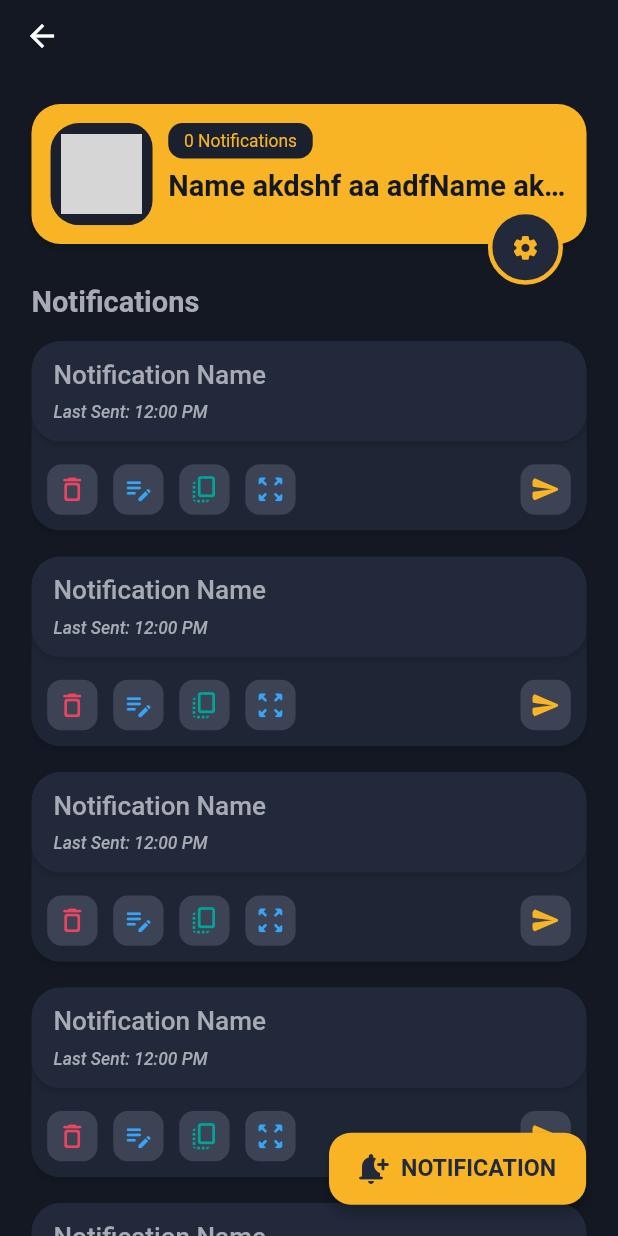
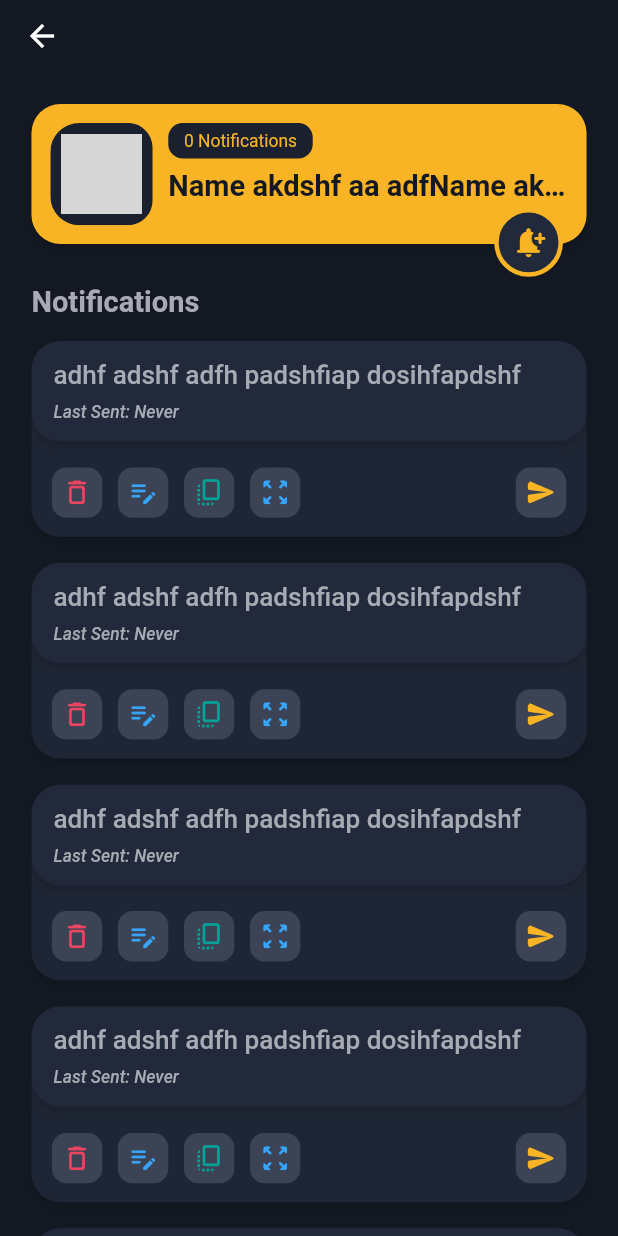
Before and after one commit to motasimfuad/fcm_notification, a Flutter app: the ApplicationDetailPage screen opened directly with empty values, on a phone screen of 412 x 824 dp. Run offline on Flutter 3.47's test engine with Material 2 defaults, Android fonts, the light colour scheme and no system bars; drawn by our look-alikes of badges; our stand-ins replace bloc, cached_network_image, equatable, flash, flutter_screenutil, focused_menu and 1 more; network calls fail; grey boxes are pictures that could not be loaded.

Commit message:
notification item refactored

```diff
--- /dev/null
+++ b/lib/core/widgets/k_icon_button.dart
@@ -0,0 +1,36 @@
+import 'package:fcm_notification/core/widgets/k_card.dart';
+import 'package:flutter/material.dart';
+import 'package:flutter_screenutil/flutter_screenutil.dart';
+
+import '../constants/colors.dart';
+
+class KIconButton extends StatelessWidget {
+  final IconData? icon;
+  final Color? iconColor;
+  final Color? bgColor;
+  final Function()? onPressed;
+  const KIconButton({
+    Key? key,
+    this.icon,
+    this.iconColor,
+    this.bgColor,
+    this.onPressed,
+  }) : super(key: key);
+
+  @override
+  Widget build(BuildContext context) {
+    return KCard(
+      yPadding: 6.w,
+      xPadding: 6.w,
+      hasShadow: false,
+      onTap: onPressed,
+      color: bgColor ?? KColors.primary.shade400,
+      radius: 10.r,
+      child: Icon(
+        icon ?? Icons.send_rounded,
+        color: iconColor ?? KColors.primary.shade700,
+        size: 20.w,
+      ),
+    );
+  }
+}
--- a/lib/features/application/presentation/pages/application_detail_page.dart
+++ b/lib/features/application/presentation/pages/application_detail_page.dart
@@ -7,7 +7,7 @@ import 'package:fcm_notification/features/application/presentation/widgets/app_l
 
 import '../../../../core/widgets/k_appbar.dart';
 import '../../../../core/widgets/k_card.dart';
-import '../../../../core/widgets/k_fab.dart';
+import '../../../notification/presentation/widgets/notification_item.dart';
 
 class ApplicationDetailPage extends StatelessWidget {
   final int appId;
@@ -24,13 +24,13 @@ class ApplicationDetailPage extends StatelessWidget {
         title: '',
         height: 50.h,
       ),
-      floatingActionButton: KFab(
-        label: 'NOTIFICATION',
-        icon: Icons.notification_add_rounded,
-        onPressed: () {
-          router.pushNamed(AppRouter.createNotificationPage);
-        },
-      ),
+      // floatingActionButton: KFab(
+      //   label: 'NOTIFICATION',
+      //   icon: Icons.notification_add_rounded,
+      //   onPressed: () {
+      //     router.pushNamed(AppRouter.createNotificationPage);
+      //   },
+      // ),
       body: SafeArea(
         child: Padding(
           padding: EdgeInsets.only(
@@ -56,45 +56,27 @@ class ApplicationDetailPage extends StatelessWidget {
                   ),
                   Positioned(
                     right: 15.w,
-                    bottom: 0.w,
+                    bottom: 5.w,
                     child: KCard(
                       color: KColors.primary,
-                      xPadding: 12.w,
-                      yPadding: 12.w,
+                      xPadding: 8.w,
+                      yPadding: 8.w,
                       radius: 200,
                       hasBorder: true,
                       hasShadow: false,
                       borderColor: KColors.secondary,
                       onTap: () {
-                        print('Tapped');
+                        router.pushNamed(AppRouter.createNotificationPage);
                       },
                       child: Icon(
-                        Icons.settings_rounded,
+                        Icons.notification_add_rounded,
                         color: KColors.secondary,
-                        size: 18.w,
+                        size: 22.w,
                       ),
                     ),
                   ),
-                  // Positioned(
-                  //   right: 15.w,
-                  //   bottom: 0.w,
-                  //   child: Container(
-                  //     padding: EdgeInsets.all(10.w),
-                  //     decoration: BoxDecoration(
-                  //       color: KColors.primary,
-                  //       borderRadius: BorderRadius.circular(15),
-                  //       border: Border.all(
-                  //         color: KColors.secondary,
-                  //         width: 2.w,
-                  //       ),
-                  //     ),
-                  //     child: const Icon(Icons.notification_add_rounded,
-                  //         color: KColors.secondary),
-                  //   ),
-                  // ),
                 ],
               ),
-              // SizedBox(height: 10.h),
               Row(
                 children: [
                   Text(
@@ -115,7 +97,10 @@ class ApplicationDetailPage extends StatelessWidget {
                   keyboardDismissBehavior:
                       ScrollViewKeyboardDismissBehavior.onDrag,
                   itemBuilder: (BuildContext context, int index) {
-                    return const NotificationItem();
+                    return NotificationItem(
+                      key: GlobalKey(),
+                      title: 'adhf adshf adfh padshfiap dosihfapdshf',
+                    );
                   },
                 ),
               ),
@@ -126,146 +111,3 @@ class ApplicationDetailPage extends StatelessWidget {
     );
   }
 }
-
-class NotificationItem extends StatelessWidget {
-  const NotificationItem({
-    Key? key,
-  }) : super(key: key);
-
-  @override
-  Widget build(BuildContext context) {
-    return Container(
-      margin: EdgeInsets.only(
-        bottom: 18.h,
-      ),
-      child: KCard(
-        xPadding: 0.w,
-        yPadding: 0.w,
-        color: KColors.primary.shade600,
-        radius: 20.r,
-        onTap: () {},
-        child: Column(
-          crossAxisAlignment: CrossAxisAlignment.start,
-          children: [
-            KCard(
-              xPadding: 0.w,
-              yPadding: 0.w,
-              radius: 20.r,
-              color: KColors.primary,
-              child: Container(
-                padding: EdgeInsets.symmetric(
-                  horizontal: 14.w,
-                  vertical: 12.w,
-                ),
-                child: Column(
-                  crossAxisAlignment: CrossAxisAlignment.stretch,
-                  children: [
-                    Text(
-                      'Notification Name',
-                      style: TextStyle(
-                        fontSize: 18.sp,
-                        fontWeight: FontWeight.w500,
-                        color: KColors.primaryLight,
-                      ),
-                    ),
-                    SizedBox(height: 8.h),
-                    Text(
-                      'Last Sent: 12:00 PM',
-                      style: TextStyle(
-                        fontSize: 12.sp,
-                        fontWeight: FontWeight.w500,
-                        fontStyle: FontStyle.italic,
-                        color: KColors.primaryLight,
-                      ),
-                    ),
-                  ],
-                ),
-              ),
-            ),
-            SizedBox(width: 10.w),
-            Container(
-              color: KColors.primary.shade600,
-              margin: EdgeInsets.only(top: 5.h),
-              padding: EdgeInsets.symmetric(
-                horizontal: 10.w,
-                vertical: 10.w,
-              ),
-              child: Row(
-                mainAxisAlignment: MainAxisAlignment.spaceBetween,
-                children: [
-                  Row(
-                    children: [
-                      KIconButton(
-                        icon: Icons.delete_outline_rounded,
-                        iconColor: KColors.danger,
-                        onPressed: () {},
-                      ),
-                      SizedBox(width: 10.w),
-                      KIconButton(
-                        icon: Icons.edit_note_rounded,
-                        iconColor: KColors.info,
-                        onPressed: () {},
-                      ),
-                      SizedBox(width: 10.w),
-                      KIconButton(
-                        icon: Icons.copy_all_rounded,
-                        iconColor: KColors.success,
-                        onPressed: () {},
-                      ),
-                      SizedBox(width: 10.w),
-                      KIconButton(
-                        icon: Icons.zoom_out_map_rounded,
-                        iconColor: KColors.info,
-                        onPressed: () {},
-                      ),
-                    ],
-                  ),
-                  Row(
-                    children: [
-                      SizedBox(width: 20.w),
-                      const KIconButton(
-                        // bgColor: KColors.secondary,
-                        iconColor: KColors.secondary,
-                      ),
-                    ],
-                  ),
-                ],
-              ),
-            ),
-          ],
-        ),
-      ),
-    );
-  }
-}
-
-class KIconButton extends StatelessWidget {
-  final IconData? icon;
-  final Color? iconColor;
-  final Color? bgColor;
-  final Function()? onPressed;
-  const KIconButton({
-    Key? key,
-    this.icon,
-    this.iconColor,
-    this.bgColor,
-    this.onPressed,
-  }) : super(key: key);
-
-  @override
-  Widget build(BuildContext context) {
-    return KCard(
-      yPadding: 6.w,
-      xPadding: 6.w,
-      hasShadow: false,
-      onTap: onPressed,
-      color: bgColor ?? KColors.primary.shade400,
-      radius: 10.r,
-      child: Icon(
-        icon ?? Icons.send_rounded,
-        color: iconColor ?? KColors.primary.shade700,
-        size: 20.w,
-      ),
-    );
-  }
-}
--- /dev/null
+++ b/lib/features/notification/presentation/widgets/notification_item.dart
@@ -0,0 +1,126 @@
+import 'package:flutter/material.dart';
+import 'package:flutter_screenutil/flutter_screenutil.dart';
+
+import '../../../../core/constants/colors.dart';
+import '../../../../core/widgets/k_card.dart';
+import '../../../../core/widgets/k_icon_button.dart';
+
+class NotificationItem extends StatelessWidget {
+  final String title;
+  final String? lastSent;
+  const NotificationItem({
+    Key? key,
+    required this.title,
+    this.lastSent,
+  }) : super(key: key);
+
+  @override
+  Widget build(BuildContext context) {
+    return Container(
+      margin: EdgeInsets.only(
+        bottom: 18.h,
+      ),
+      child: KCard(
+        xPadding: 0.w,
+        yPadding: 0.w,
+        color: KColors.primary.shade600,
+        radius: 20.r,
+        onTap: () {},
+        child: Column(
+          crossAxisAlignment: CrossAxisAlignment.start,
+          children: [
+            KCard(
+              xPadding: 0.w,
+              yPadding: 0.w,
+              radius: 20.r,
+              color: KColors.primary,
+              child: Container(
+                padding: EdgeInsets.symmetric(
+                  horizontal: 14.w,
+                  vertical: 12.w,
+                ),
+                child: Column(
+                  crossAxisAlignment: CrossAxisAlignment.stretch,
+                  children: [
+                    Text(
+                      title,
+                      maxLines: 1,
+                      overflow: TextOverflow.ellipsis,
+                      style: TextStyle(
+                        fontSize: 18.sp,
+                        fontWeight: FontWeight.w500,
+                        color: KColors.primaryLight,
+                      ),
+                    ),
+                    SizedBox(height: 8.h),
+                    Text(
+                      'Last Sent: ${lastSent ?? 'Never'}',
+                      style: TextStyle(
+                        fontSize: 12.sp,
+                        fontWeight: FontWeight.w500,
+                        fontStyle: FontStyle.italic,
+                        color: KColors.primaryLight,
+                      ),
+                    ),
+                  ],
+                ),
+              ),
+            ),
+            SizedBox(width: 10.w),
+            Container(
+              color: KColors.primary.shade600,
+              margin: EdgeInsets.only(top: 5.h),
+              padding: EdgeInsets.symmetric(
+                horizontal: 13.w,
+                vertical: 12.w,
+              ),
+              child: Row(
+                mainAxisAlignment: MainAxisAlignment.spaceBetween,
+                children: [
+                  Row(
+                    children: [
+                      KIconButton(
+                        icon: Icons.delete_outline_rounded,
+                        iconColor: KColors.danger,
+                        onPressed: () {},
+                      ),
+                      SizedBox(width: 10.w),
+                      KIconButton(
+                        icon: Icons.edit_note_rounded,
+                        iconColor: KColors.info,
+                        onPressed: () {},
+                      ),
+                      SizedBox(width: 10.w),
+                      KIconButton(
+                        icon: Icons.copy_all_rounded,
+                        iconColor: KColors.success,
+                        onPressed: () {},
+                      ),
+                      SizedBox(width: 10.w),
+                      KIconButton(
+                        icon: Icons.zoom_out_map_rounded,
+                        iconColor: KColors.info,
+                        onPressed: () {
+                          //! Implement later
+                        },
+                      ),
+                    ],
+                  ),
+                  Row(
+                    children: [
+                      SizedBox(width: 20.w),
+                      const KIconButton(
+                        // bgColor: KColors.secondary,
+                        iconColor: KColors.secondary,
+                      ),
+                    ],
+                  ),
+                ],
+              ),
+            ),
+          ],
+        ),
+      ),
+    );
+  }
+}
```
